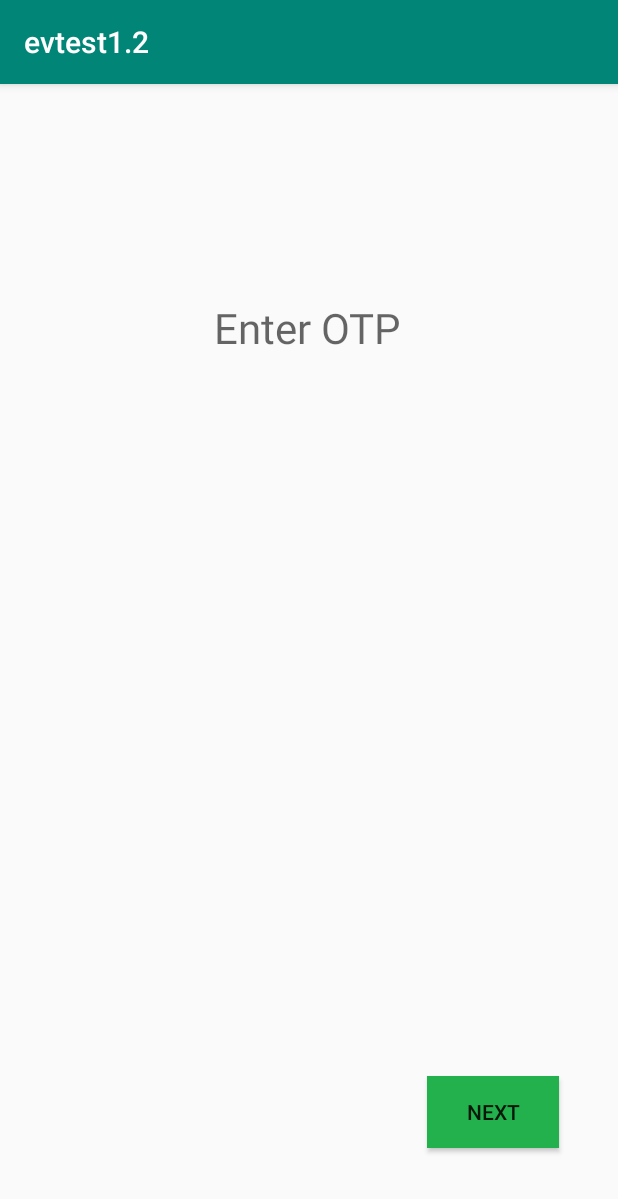
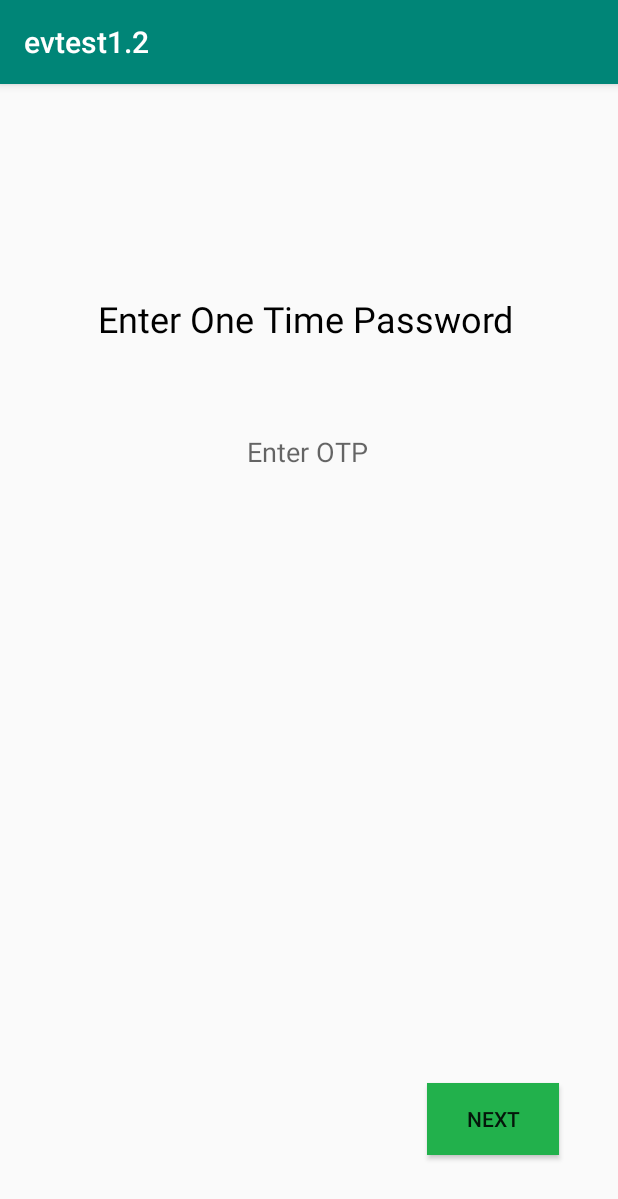
Before and after one commit to Trojanhell/EV_Test1.2, an Android app: the otp screen opened directly, with no data from a screen before it, on a phone screen of 412 x 824 dp. Shown: the top 1199 px of the screen. Run offline under Robolectric (Android 15) with nearby library versions, the phone set to English and light mode, and no system bars.

Commit message:
Updated on 1527 31/05/2019. Reg mobile no -> slot book. Login -> payment -> slot book. // Action bar removed// font size changed.

```diff
--- a/app/src/main/res/layout/activity_otp.xml
+++ b/app/src/main/res/layout/activity_otp.xml
@@ -21,13 +21,13 @@
         android:textAlignment="center"
         android:inputType="phone"
         android:background="@null"
-        android:textSize="28dp"
+        android:textSize="18dp"
         app:layout_constraintBottom_toBottomOf="parent"
         app:layout_constraintEnd_toEndOf="parent"
         app:layout_constraintHorizontal_bias="0.434"
         app:layout_constraintStart_toStartOf="parent"
         app:layout_constraintTop_toTopOf="parent"
-        app:layout_constraintVertical_bias="0.18" />
+        app:layout_constraintVertical_bias="0.3" />
 
     <Button
         android:id="@+id/btn1"
@@ -46,6 +46,27 @@
         app:layout_constraintHorizontal_bias="0.899"
         app:layout_constraintStart_toStartOf="parent"
         app:layout_constraintTop_toBottomOf="@+id/pText1"
-        app:layout_constraintVertical_bias="0.937" />
+        app:layout_constraintVertical_bias="0.937"/>
+
+
+    <TextView
+        android:id="@+id/textView"
+        android:layout_width="280dp"
+        android:layout_height="40dp"
+        android:layout_marginStart="8dp"
+        android:layout_marginLeft="8dp"
+        android:layout_marginTop="8dp"
+        android:layout_marginEnd="8dp"
+        android:layout_marginRight="8dp"
+        android:layout_marginBottom="8dp"
+        android:text="Enter One Time Password"
+        android:textColor="#000000"
+        android:textSize="24dp"
+        app:layout_constraintBottom_toBottomOf="parent"
+        app:layout_constraintEnd_toEndOf="parent"
+        app:layout_constraintHorizontal_bias="0.494"
+        app:layout_constraintStart_toStartOf="parent"
+        app:layout_constraintTop_toTopOf="parent"
+        app:layout_constraintVertical_bias="0.185" />
 
 </android.support.constraint.ConstraintLayout>
```
